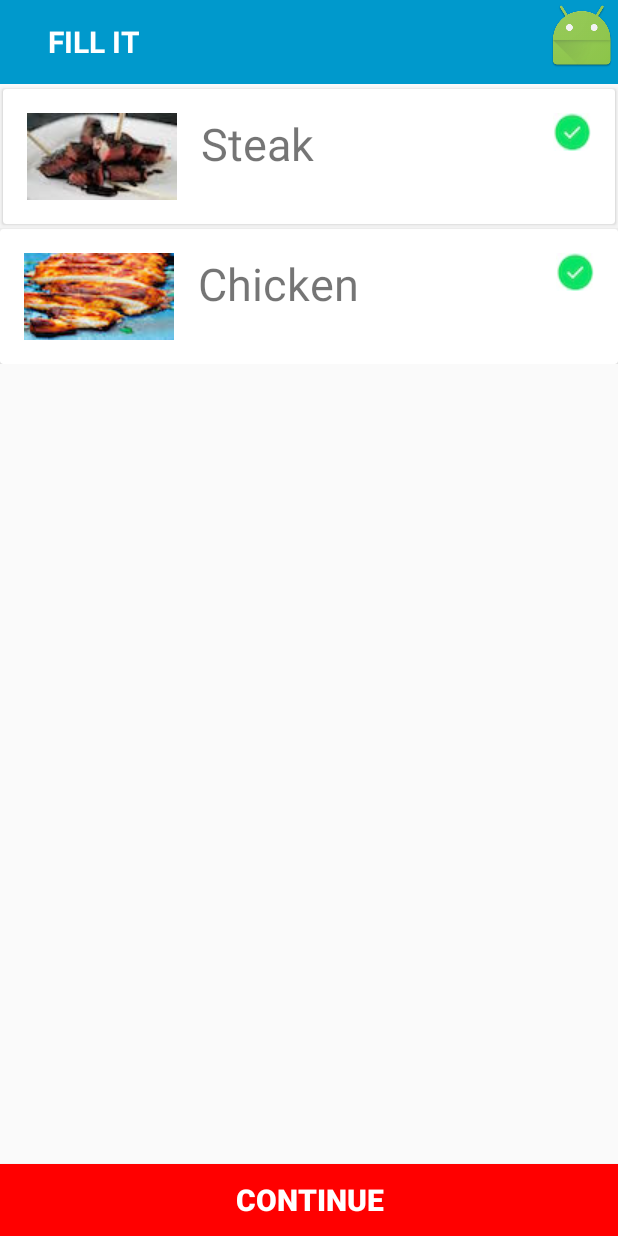
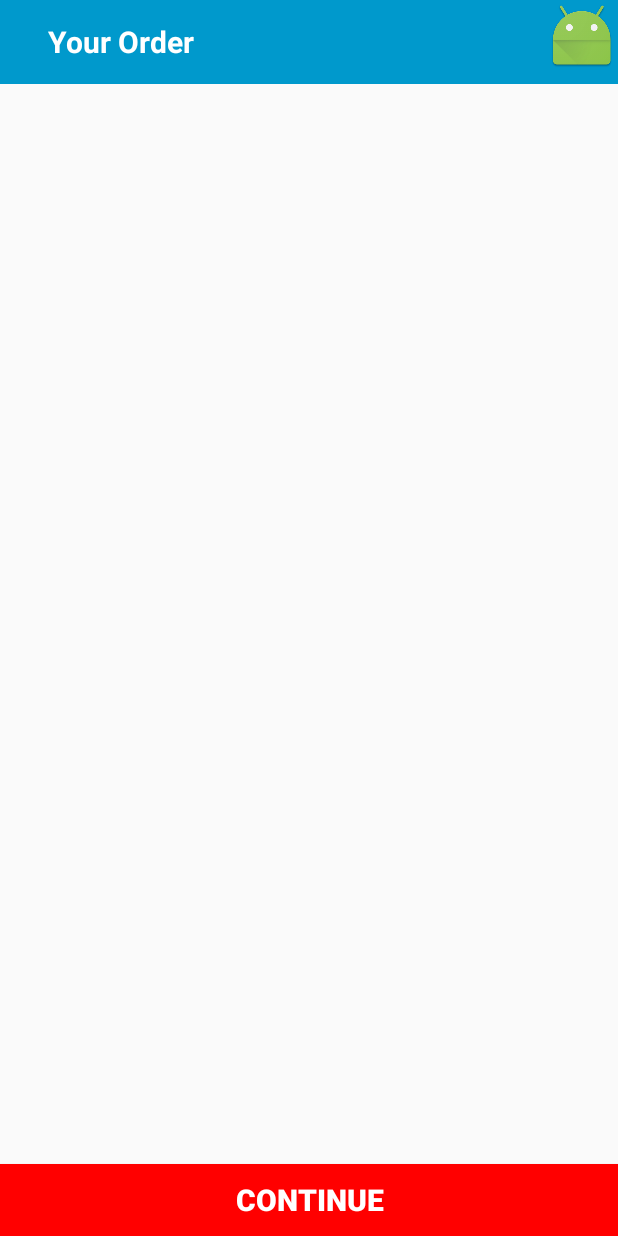
Before and after one commit to davidvee7/Tacoria, an Android app: the ProteinChoiceActivity screen opened directly, with no data from a screen before it, after a tap on "CONTINUE", on a phone screen of 412 x 824 dp. Run offline under Robolectric (Android 15) with nearby library versions, the light colour scheme and no system bars; libraries missing offline, so code that uses them is left out: de.greenrobot.event; 2 statements that could not run were skipped; 2 other taps on this screen came first.

Commit message:
created ordersummary activity - must fill it in

```diff
--- a/app/src/main/AndroidManifest.xml
+++ b/app/src/main/AndroidManifest.xml
@@ -26,8 +26,8 @@
             android:name=".Activities.SplashActivity"
             android:theme="@style/SplashTheme">
             <intent-filter>
-                <action android:name="android.intent.action.Main"/>
-                <category android:name="android.intent.category.LAUNCHER"/>
+                <action android:name="android.intent.action.Main" />
+                <category android:name="android.intent.category.LAUNCHER" />
             </intent-filter>
         </activity>
 
@@ -37,5 +37,8 @@
         <activity android:name=".Activities.ProteinChoiceActivity">
 
         </activity>
+        <activity android:name=".Activities.OrderSummaryActivity">
+
+        </activity>
     </application>
 </manifest>
--- a/app/src/main/java/com/davidvinegar/tacoria/Activities/OrderFirstChoiceActivity.java
+++ b/app/src/main/java/com/davidvinegar/tacoria/Activities/OrderFirstChoiceActivity.java
@@ -71,7 +71,9 @@ public class OrderFirstChoiceActivity extends AppCompatActivity {
 
     public void onEvent(BurritoEvent event){
         Log.v("burrito event", "successfully got to burrito event");
+
         Intent intent = new Intent(getApplicationContext(),ProteinChoiceActivity.class);
+        intent.putExtra("foodType","Burrito");
         EventBus.getDefault().unregister(this);
 
         startActivity(intent);
--- a/app/src/main/java/com/davidvinegar/tacoria/Activities/OrderSummaryActivity.java
+++ b/app/src/main/java/com/davidvinegar/tacoria/Activities/OrderSummaryActivity.java
@@ -1,12 +1,44 @@
 package com.davidvinegar.tacoria.Activities;
 
 import android.app.Activity;
+import android.os.Bundle;
+
+import com.davidvinegar.tacoria.Model.Bag;
+import com.davidvinegar.tacoria.Model.Burrito;
+import com.davidvinegar.tacoria.R;
 
 /**
  * Created by davidvinegar on 12/28/16.
  */
 
 //order summary should display a recyclerview of food items ordered
-public class OrderSummaryActivity extends Activity{
+public class OrderSummaryActivity extends Activity {
+    @Override
+    protected void onCreate(Bundle savedInstanceState) {
+        super.onCreate(savedInstanceState);
+        setContentView(R.layout.order_summary_layout);
+        Bundle bundle = getIntent().getExtras();
+        buildOrderable(bundle);
+
+
+    }
+
+    private void buildOrderable(Bundle bundle){
+        if (bundle.getString("foodtype")!= null){
+            if (bundle.getString("foodType").equals("Burrito")){
+                Burrito burrito = new Burrito();
+
+                if (bundle.getBoolean("hasSteak") == true){
+                    burrito.addSteak();
+                }
+                if (bundle.getBoolean("hasChicken") == true){
+                    burrito.addChicken();
+                }
+                Bag bag = Bag.getInstance();
+                bag.addItemToBag(burrito);
+            }
+        }
+    }
+
 
 }
--- a/app/src/main/java/com/davidvinegar/tacoria/Activities/ProteinChoiceActivity.java
+++ b/app/src/main/java/com/davidvinegar/tacoria/Activities/ProteinChoiceActivity.java
@@ -5,7 +5,6 @@ import android.content.Intent;
 import android.os.Bundle;
 import android.support.v7.widget.LinearLayoutManager;
 import android.support.v7.widget.RecyclerView;
-import android.util.Log;
 import android.view.View;
 import android.widget.Button;
 
@@ -33,6 +32,9 @@ public class ProteinChoiceActivity extends Activity {
     private String[] mDataSet = {"Steak", "Chicken"};
 
     Burrito burrito;
+    String foodType;
+    boolean hasSteak;
+    boolean hasChicken;
 
     @Override
     protected void onCreate(Bundle savedInstanceState){
@@ -45,7 +47,10 @@ public class ProteinChoiceActivity extends Activity {
 
         mProteinRecyclerView.setHasFixedSize(true);
 
-
+        Bundle bundle = getIntent().getExtras();
+        if (bundle.getString("foodType")!= null){
+            this.foodType = bundle.getString("foodType");
+        }
 
         initializeData();
         EventBus.getDefault().register(this);
@@ -58,6 +63,9 @@ public class ProteinChoiceActivity extends Activity {
             @Override
             public void onClick(View v) {
                 Intent intent = new Intent(getApplicationContext(),OrderSummaryActivity.class);
+                intent.putExtra("foodType", ProteinChoiceActivity.this.foodType);
+                intent.putExtra("hasSteak", ProteinChoiceActivity.this.hasSteak);
+                intent.putExtra("hasChicken", ProteinChoiceActivity.this.hasChicken);
                 startActivity(intent);
             }
         });
@@ -78,20 +86,11 @@ public class ProteinChoiceActivity extends Activity {
     }
 
     public void onEvent(SteakEvent event){
-        Log.v("steakEvent","got the steak event");
 
-        if (this.burrito!=null){
-            Log.v("addSteak","Successfully addes teak");
-            this.burrito.addSteak();
-        }
+        hasSteak = true;
     }
     public void onEvent(UnsteakEvent event){
-        Log.v("UnsteakEvent","got the Unsteak event");
-
-        if (this.burrito!=null){
-            Log.v("removeSteak", "succesffully removed steak");
-            this.burrito.removeSteak();
-        }
+        hasSteak = false;
     }
 
 }
--- a/app/src/main/java/com/davidvinegar/tacoria/Model/Bag.java
+++ b/app/src/main/java/com/davidvinegar/tacoria/Model/Bag.java
@@ -20,11 +20,11 @@ public class Bag {
         return bag;
     }
 
-    private void addItemToBag(Orderable item){
+    public void addItemToBag(Orderable item){
         itemsInOrder.add(item);
     }
 
-    private void removeItemFromBag(Orderable item){
+    public void removeItemFromBag(Orderable item){
         itemsInOrder.remove(item);
     }
 
--- a/app/src/main/java/com/davidvinegar/tacoria/Model/Burrito.java
+++ b/app/src/main/java/com/davidvinegar/tacoria/Model/Burrito.java
@@ -6,6 +6,7 @@ package com.davidvinegar.tacoria.Model;
 public class Burrito extends Orderable{
     boolean hasGuac;
     boolean hasSteak;
+    boolean hasChicken;
     boolean hasRice;
     boolean hasProtein;
     boolean hasSalsa;
@@ -37,4 +38,7 @@ public class Burrito extends Orderable{
         this.hasSteak = false;
     }
 
+    public void addChicken(){
+        this.hasChicken = true;
+    }
 }
--- /dev/null
+++ b/app/src/main/res/layout/order_summary_header.xml
@@ -0,0 +1,37 @@
+<?xml version="1.0" encoding="utf-8"?>
+<android.support.v7.widget.Toolbar xmlns:android="http://schemas.android.com/apk/res/android"
+    xmlns:app="http://schemas.android.com/apk/res-auto"
+    android:layout_width="match_parent"
+    android:layout_height="?android:attr/actionBarSize"
+    android:background="@color/darkblue"
+    app:popupTheme="@style/ThemeOverlay.AppCompat.Dark"
+    app:theme="@style/Base.ThemeOverlay.AppCompat.Dark">
+
+    <RelativeLayout
+        android:layout_width="match_parent"
+        android:layout_height="match_parent">
+
+        <TextView
+            android:id="@+id/txt_title"
+            android:layout_width="wrap_content"
+            android:layout_height="wrap_content"
+            android:layout_centerVertical="true"
+            android:layout_marginLeft="16dp"
+            android:layout_marginStart="16dp"
+
+            android:text="Your Order"
+            android:textColor="@android:color/white"
+            android:textSize="20sp"
+            android:textStyle="bold" />
+
+        <ImageButton
+            android:id="@+id/btn_android"
+            android:layout_width="wrap_content"
+            android:layout_height="wrap_content"
+            android:layout_alignParentRight="true"
+            android:background="@android:color/transparent"
+            android:src="@mipmap/ic_launcher" />
+
+
+    </RelativeLayout>
+</android.support.v7.widget.Toolbar>
--- /dev/null
+++ b/app/src/main/res/layout/order_summary_layout.xml
@@ -0,0 +1,37 @@
+<?xml version="1.0" encoding="utf-8"?>
+<LinearLayout xmlns:android="http://schemas.android.com/apk/res/android"
+    android:layout_width="match_parent"
+    android:layout_height="match_parent"
+    android:orientation="vertical">
+
+    <include
+        android:id="@+id/protein_header_id"
+        layout="@layout/order_summary_header" />
+
+    <android.support.v7.widget.RecyclerView
+        android:id="@+id/protein_recyclerView"
+        android:layout_width="match_parent"
+        android:layout_height="wrap_content">
+
+    </android.support.v7.widget.RecyclerView>
+
+    <LinearLayout
+        android:layout_width="match_parent"
+        android:layout_height="match_parent"
+        android:gravity="center|bottom">
+
+        <Button
+            android:id="@+id/continueButton"
+            android:layout_width="match_parent"
+            android:layout_height="wrap_content"
+            android:layout_gravity="center|bottom"
+            android:background="@color/colorRed"
+            android:text="Continue"
+            android:textColor="@android:color/white"
+            android:textSize="20sp"
+            android:textStyle="bold" />
+
+    </LinearLayout>
+
+
+</LinearLayout>
```
